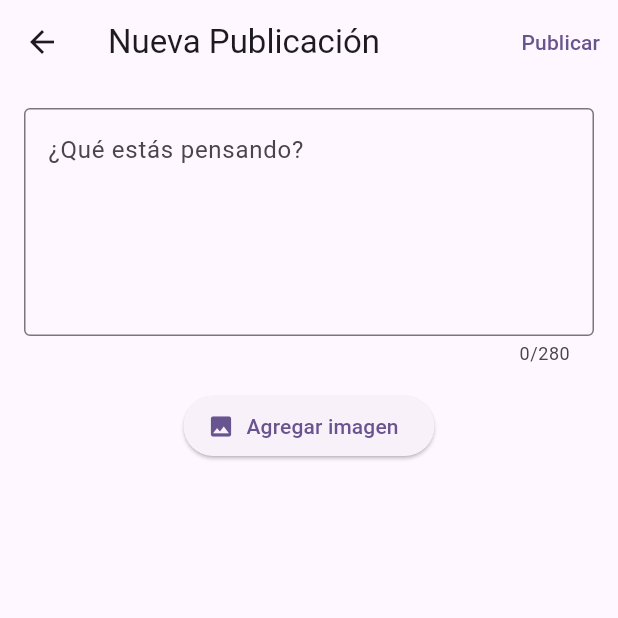
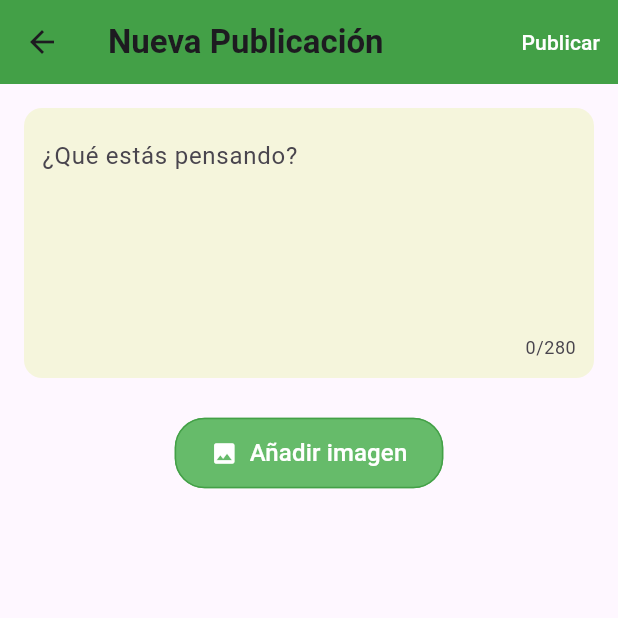
Before and after one commit to No-Country-simulation/equipo-c24-76-ft-mobile, a Flutter app: the PostScreen screen opened by its route, on a phone screen of 412 x 824 dp, the top half of it. Run offline on Flutter 3.47's test engine with Material 3 defaults, Android fonts, the phone set to English and light mode, and no system bars; our stand-ins replace firebase_auth, google_sign_in, image_picker, permission_handler, supabase_flutter; missing offline and left inert: flutter_facebook_auth; accounts and stored records are empty; network calls fail.

Commit message:
cambio de colores y forma de post screen

```diff
--- a/mobile/analysis_options.yaml
+++ b/mobile/analysis_options.yaml
@@ -7,6 +7,9 @@
 
 # The following line activates a set of recommended lints for Flutter apps,
 # packages, and plugins designed to encourage good coding practices.
+analyzer:
+  errors:
+    unused_import: ignore ignore
 include: package:flutter_lints/flutter.yaml
 
 linter:
--- a/mobile/lib/screens/notifications_screen.dart
+++ b/mobile/lib/screens/notifications_screen.dart
@@ -17,7 +17,7 @@ class NotificationsScreen extends StatelessWidget {
               backgroundImage: NetworkImage('https://via.placeholder.com/150'),
             ),
             title: Text('Usuario te ha seguido'),
-            subtitle: Text('Hace 2 horas'),
+            subtitle: Text('Hace 542 horas'),
             onTap: () {
               // Implementar navegación a la notificación
             },
--- a/mobile/lib/screens/post_screen.dart
+++ b/mobile/lib/screens/post_screen.dart
@@ -39,39 +39,66 @@ class _PostScreenState extends State<PostScreen> {
   Widget build(BuildContext context) {
     return Scaffold(
       appBar: AppBar(
-        title: const Text('Nueva Publicación'),
+        title: const Text('Nueva Publicación', style: TextStyle(fontWeight: FontWeight.bold)),
         actions: [
           TextButton(
             onPressed: _publishPost,
-            child: const Text('Publicar'),
+            child: const Text('Publicar', style: TextStyle(color: Colors.white)),
           ),
         ],
+        backgroundColor: Colors.green[600],  // Verde más suave
       ),
       body: Padding(
         padding: const EdgeInsets.all(16.0),
         child: Column(
           children: [
-            TextField(
+            Container(
+              decoration: BoxDecoration(
+                color: Color(0xFFF5F5DC),  // Beige suave
+                borderRadius: BorderRadius.circular(12),
+              ),
+              padding: const EdgeInsets.all(12),
+              child: TextField(
                 controller: _contentController,
                 maxLength: 280,
                 maxLines: 5,
                 decoration: const InputDecoration(
                   hintText: '¿Qué estás pensando?',
-                border: OutlineInputBorder(),
+                  border: InputBorder.none,
+                ),
+                style: TextStyle(fontSize: 16, color: const Color.fromARGB(221, 22, 74, 21)),
               ),
             ),
             const SizedBox(height: 16),
             if (_imageFile != null)
-              Image.file(
+              ClipRRect(
+                borderRadius: BorderRadius.circular(12),
+                child: Image.file(
                   _imageFile!,
                   height: 200,
                   width: double.infinity,
                   fit: BoxFit.cover,
                 ),
-            ElevatedButton.icon(
+              ),
+            const SizedBox(height: 10),
+            TextButton(
               onPressed: _pickImage,
-              icon: const Icon(Icons.image),
-              label: const Text('Agregar imagen'),
+              style: TextButton.styleFrom(
+                backgroundColor: Colors.green[400], // Verde suave
+                shape: RoundedRectangleBorder(
+                  borderRadius: BorderRadius.circular(20),
+                ),
+                padding: const EdgeInsets.symmetric(horizontal: 24, vertical: 12),
+                side: BorderSide(color: Colors.green[600]!),
+              ),
+              child: Row(
+                mainAxisSize: MainAxisSize.min,
+                children: const [
+                  Icon(Icons.image, color: Colors.white),
+                  SizedBox(width: 8),
+                  Text('Añadir imagen', style: TextStyle(color: Colors.white, fontSize: 16)),
+                ],
+              ),
             ),
           ],
         ),
--- a/mobile/pubspec.yaml
+++ b/mobile/pubspec.yaml
@@ -40,9 +40,11 @@ dependencies:
   firebase_storage: ^11.6.0
   google_sign_in: ^6.2.1
   flutter_facebook_auth: ^6.0.4
-  image_picker: ^1.0.7
-  supabase_flutter: ^2.8.3
+  image_picker: ^1.1.2
+  supabase_flutter: ^2.8.4
   intl: ^0.20.2
+  provider: ^6.1.2
+  permission_handler: ^11.4.0
 
 dev_dependencies:
   flutter_test:
```
Also changed, not shown: mobile/lib/main.dart (+15 -0 lines), mobile/lib/screens/login_screen.dart (+71 -11 lines), mobile/pubspec.lock, 3 other files. Lines whose indentation alone changed are shown as unchanged.
